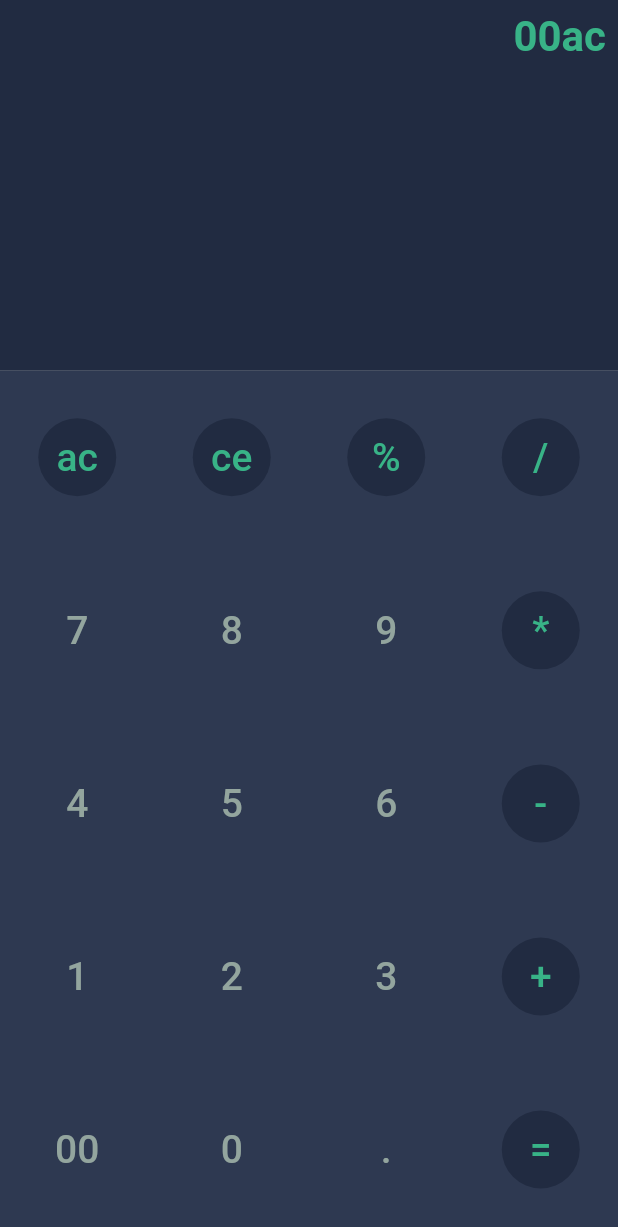
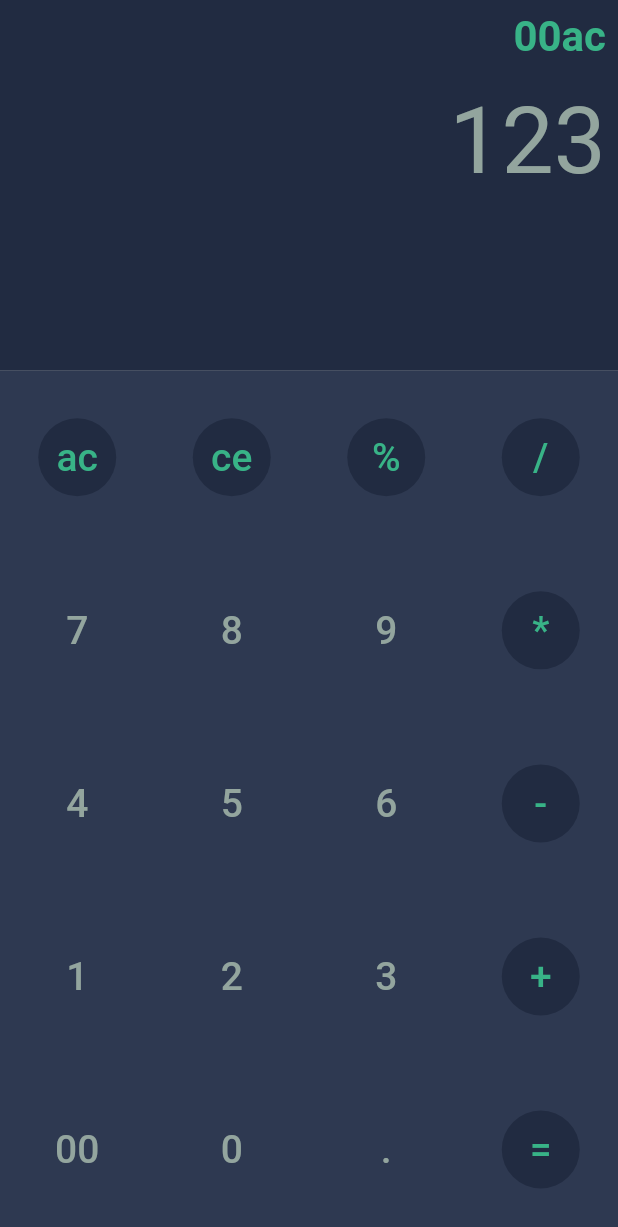
Before and after one commit to mehrdadmoradi001/calculator, a Flutter app: the screen it shows after launch, after a tap on "ac", on a phone screen of 412 x 824 dp. Shown: the top 1227 px of the screen. Run offline on Flutter 3.47's test engine with Material 2 defaults, Android fonts, the phone set to English and light mode, and no system bars; our stand-ins replace hexcolor.

Commit message:
1- added Text to Column for Result 2- Display user input in main.dart 3- Added Clear

```diff
--- a/lib/main.dart
+++ b/lib/main.dart
@@ -14,10 +14,9 @@ class CalculatorApplication extends StatefulWidget {
 }
 
 class _CalculatorApplicationState extends State<CalculatorApplication> {
-
-
   var inputUser = '';
-
+  var result = '';
+  var list = ['ac', 'ce', '%', '/', '*', '-', '+', '='];
 
   @override
   Widget build(BuildContext context) {
@@ -54,8 +53,8 @@ class _CalculatorApplicationState extends State<CalculatorApplication> {
     );
   }
 
-
-  Widget KeyBoardButtons(String text1, String text2, String text3, String text4) {
+  Widget KeyBoardButtons(
+      String text1, String text2, String text3, String text4) {
     return Row(
       mainAxisAlignment: MainAxisAlignment.spaceAround,
       children: [
@@ -68,7 +67,7 @@ class _CalculatorApplicationState extends State<CalculatorApplication> {
   }
 
   bool isOperator(String text) {
-    var list = ['ac', 'ce', '%', '/', '*', '-', '+', '=']; //
+    //
     for (var item in list) {
       if (text == item) {
         return true;
@@ -103,9 +102,21 @@ class _CalculatorApplicationState extends State<CalculatorApplication> {
         backgroundColor: getBackgroundColor(text),
       ),
       onPressed: () {
+        if (text == 'ce' && inputUser.length > 0) {
+          setState(() {
+            inputUser = inputUser.substring(0, inputUser.length - 1); //
+          });
+        } else if (text == 'ce') {
+          setState(() {
+            inputUser.isEmpty;
+          });
+        } else if(text == '='){
+
+        }else {
           setState(() {
             inputUser = inputUser + text;
           });
+        }
       },
       child: Padding(
         padding: EdgeInsets.all(3),
@@ -116,6 +127,4 @@ class _CalculatorApplicationState extends State<CalculatorApplication> {
       ),
     );
   }
-
-
 }
--- a/lib/widgets/display_to_the_user.dart
+++ b/lib/widgets/display_to_the_user.dart
@@ -2,7 +2,6 @@ import 'package:calculator_task/constants/const_color.dart';
 import 'package:flutter/material.dart';
 
 Widget getDisplayToTheUser(String text) {
-
   return Container(
     child: Column(
       crossAxisAlignment: CrossAxisAlignment.stretch,
@@ -16,6 +15,14 @@ Widget getDisplayToTheUser(String text) {
                 color: textGreen, fontSize: 28, fontWeight: FontWeight.bold),
           ),
         ),
+        Padding(
+          padding: EdgeInsets.all(8),
+          child: Text(
+            '123',
+            textAlign: TextAlign.end,
+            style: TextStyle(fontSize: 62, color: textGrey),
+          ),
+        ),
       ],
     ),
     color: backgroundGreyDark,
```
